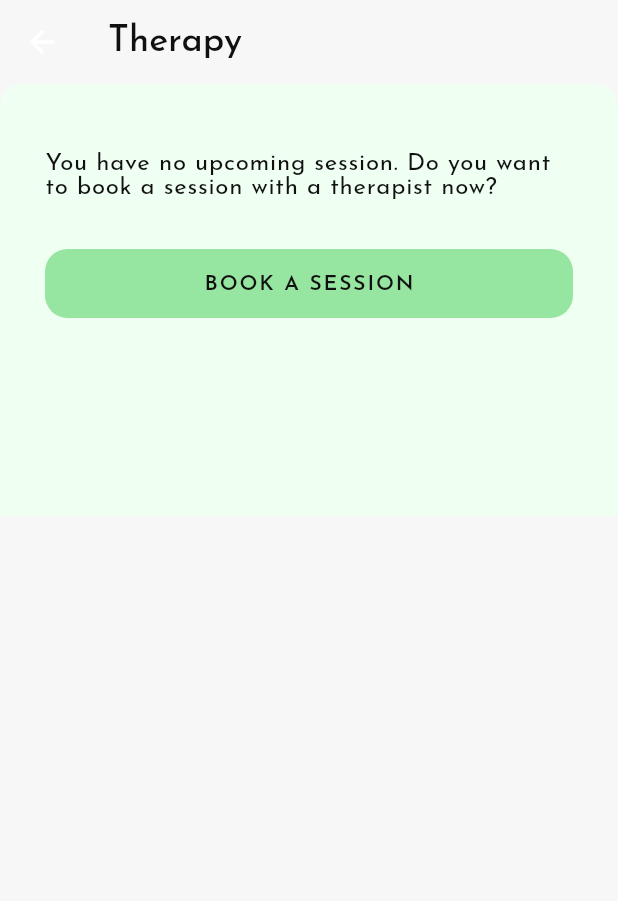
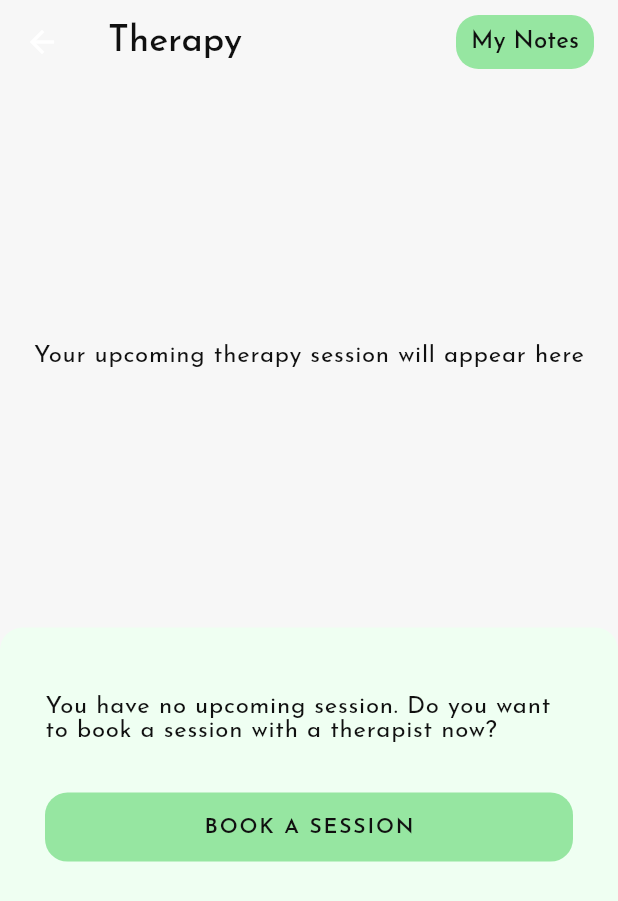
Before and after one commit to DeveloperMaleek/talk2me, a Flutter app: the ClientTherapy screen opened directly, on a phone screen of 412 x 824 dp. Shown: the top 901 px of the screen. Run offline on Flutter 3.47's test engine with Material 2 defaults, Android fonts, the phone set to English and light mode, and no system bars; our stand-ins replace font_awesome_flutter, google_fonts, google_nav_bar, multi_select_flutter, step_progress_indicator; network calls fail.

Commit message:
created therapy first page

```diff
--- a/lib/my_app.dart
+++ b/lib/my_app.dart
@@ -19,7 +19,7 @@ class MyApp extends StatelessWidget {
             GoogleFonts.josefinSansTextTheme(Theme.of(context).textTheme),
         primarySwatch: Colors.blue,
       ),
-      home: const SelectAvailableSessions(),
+      home: const ClientNavigation(),
     );
   }
 }
--- a/lib/ui/therapy/client_therapy.dart
+++ b/lib/ui/therapy/client_therapy.dart
@@ -4,6 +4,7 @@ import 'package:talk2me/widgets/buttons.dart';
 import 'package:talk2me/constants/dimens.dart';
 import 'package:talk2me/constants/font_family.dart';
 import 'package:talk2me/constants/text_styles.dart' as text_content;
+import 'package:talk2me/widgets/appBar.dart' as app_bar_btn;
 
 class ClientTherapy extends StatefulWidget {
   const ClientTherapy({Key? key}) : super(key: key);
@@ -17,31 +18,21 @@ class _ClientTherapyState extends State<ClientTherapy> {
   Widget build(BuildContext context) {
     return Scaffold(
       backgroundColor: AppColors.lightBackground,
-      appBar: AppBar(
-        backgroundColor: Colors.transparent,
-        elevation: 0,
-        title: Text(
-          'Therapy',
-          style: TextStyle(
-              color: AppColors.textColorLightBg,
-              fontFamily: FontFamily.josefinSans,
-              fontSize: Dimens.textSizeHeading5),
+      appBar: app_bar_btn.AppBarNav(
+        pageHeading: 'Therapy',
+        buttonText: 'My Notes',
+        buttonColor: AppColors.primaryColor,
       ),
-        actions: const <Widget>[],
+      body: ListView(children: <Widget>[
+        Container(
+          height: MediaQuery.of(context).size.height,
+          child: Column(
+              mainAxisAlignment: MainAxisAlignment.spaceEvenly,
+              children: <Widget>[
+                text_content.BodyTextOne(
+                  text: 'Your upcoming therapy session will appear here',
+                  textColor: AppColors.textColorLightBg,
                 ),
-      body: SingleChildScrollView(
-        child: Column(
-          children: <Widget>[
-            Stack(
-              children: <Widget>[
-                // Container(
-                //   width: double.infinity,
-                //   height: MediaQuery.of(context).size.height * 0.65,
-                //   padding: const EdgeInsets.symmetric(horizontal: 30),
-                //   decoration: const BoxDecoration(
-                //     color: AppColors.lightBackground,
-                //   ),
-                // ),
                 Column(
                   mainAxisAlignment: MainAxisAlignment.end,
                   crossAxisAlignment: CrossAxisAlignment.end,
@@ -75,12 +66,11 @@ class _ClientTherapyState extends State<ClientTherapy> {
                         ],
                       ),
                     ),
-                    ]),
                   ],
                 ),
-          ],
+              ]),
         ),
-      ),
+      ]),
     );
   }
 }
--- a/lib/widgets/appBar.dart
+++ b/lib/widgets/appBar.dart
@@ -10,7 +10,7 @@ class AppBarNav extends StatelessWidget with PreferredSizeWidget {
       this.pageHeading = '',
       this.buttonText = '',
       this.buttonColor = Colors.transparent})
-      : preferredSize = const Size.fromHeight(40.0),
+      : preferredSize = const Size.fromHeight(56.0),
         super(key: key);
 
   final String pageHeading;
```
Lines whose indentation alone changed are shown as unchanged.
